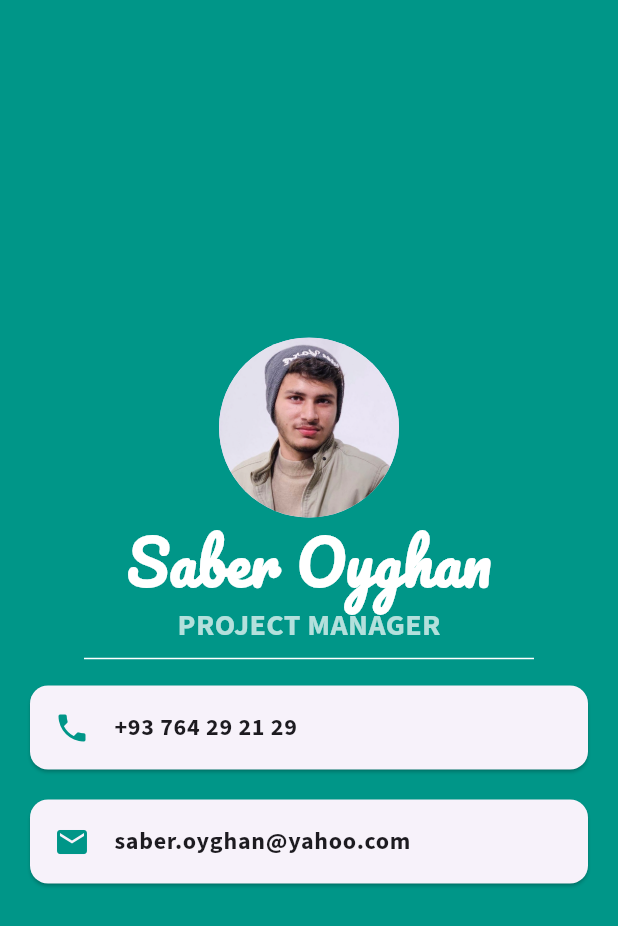
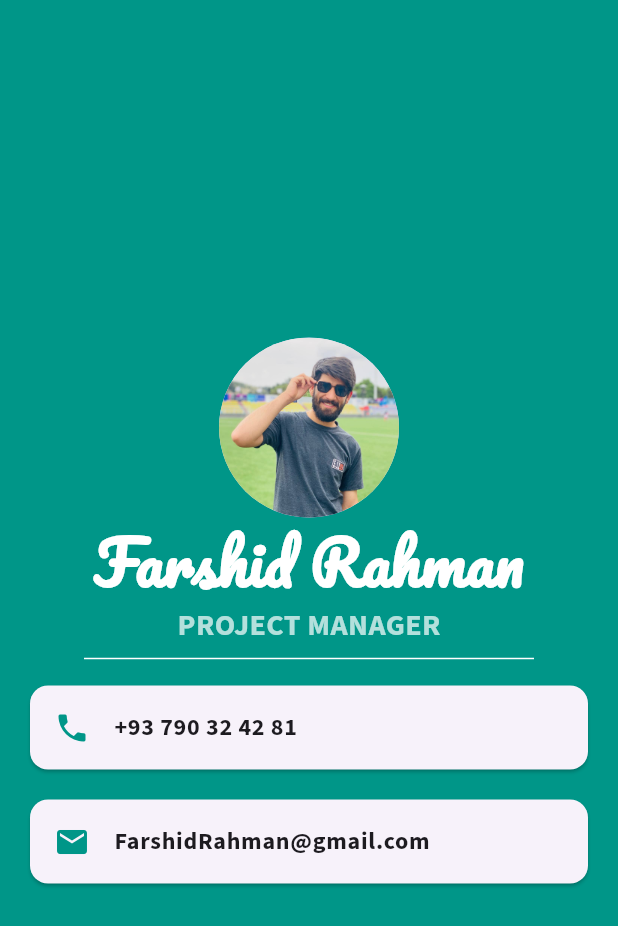
Before and after one commit to farshid0101/farshidprofile, a Flutter app: the screen it shows after launch, on a phone screen of 412 x 824 dp. Shown: the top 926 px of the screen. Run offline on Flutter 3.47's test engine with Material 3 defaults, Android fonts, the phone set to English and light mode, and no system bars.

Commit message:
Initial commit

```diff
--- a/lib/main.dart
+++ b/lib/main.dart
@@ -16,11 +16,11 @@ class MyApp extends StatelessWidget {
           mainAxisAlignment: MainAxisAlignment.center,
           children: [
             CircleAvatar(
-              backgroundImage: AssetImage('images/profile.png'),
+              backgroundImage: AssetImage('images/farshid.jpg'),
               radius: 60.0,
             ),
             Text(
-              'Saber Oyghan',
+              'Farshid Rahman',
               style: TextStyle(
                 fontWeight: FontWeight.bold,
                 fontFamily: 'Pacifico',
@@ -50,7 +50,7 @@ class MyApp extends StatelessWidget {
                   color: Colors.teal,
                 ),
                 title: Text(
-                  '+93 764 29 21 29',
+                  '+93 790 32 42 81',
                   style: TextStyle(
                     fontFamily: 'SourceSans3',
                     fontWeight: FontWeight.bold,
@@ -66,7 +66,7 @@ class MyApp extends StatelessWidget {
                   color: Colors.teal,
                 ),
                 title: Text(
-                  'saber.oyghan@yahoo.com',
+                  'FarshidRahman@gmail.com',
                   style: TextStyle(
                       fontWeight: FontWeight.bold, fontFamily: 'SourceSans3'),
                 ),
--- a/pubspec.yaml
+++ b/pubspec.yaml
@@ -61,6 +61,7 @@ flutter:
   # To add assets to your application, add an assets section, like this:
   assets:
     - images/profile.png
+    - images/farshid.jpg
   fonts:
     - family: Pacifico
       fonts:
```
Also changed, not shown: images/farshid.jpg (added).
